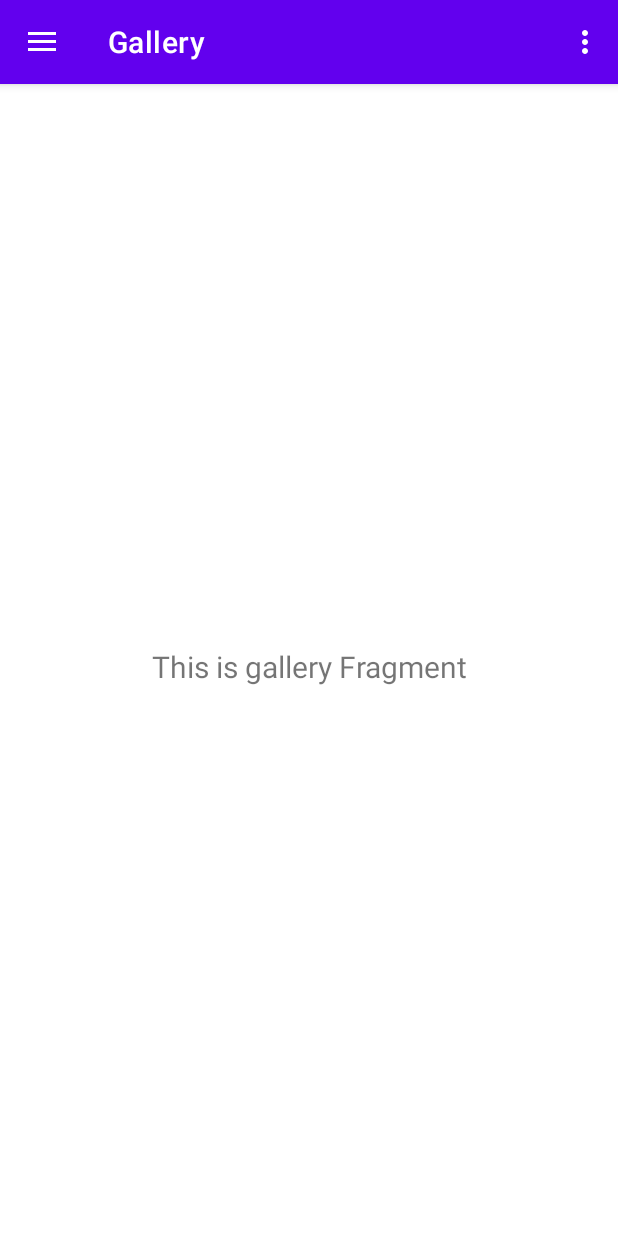
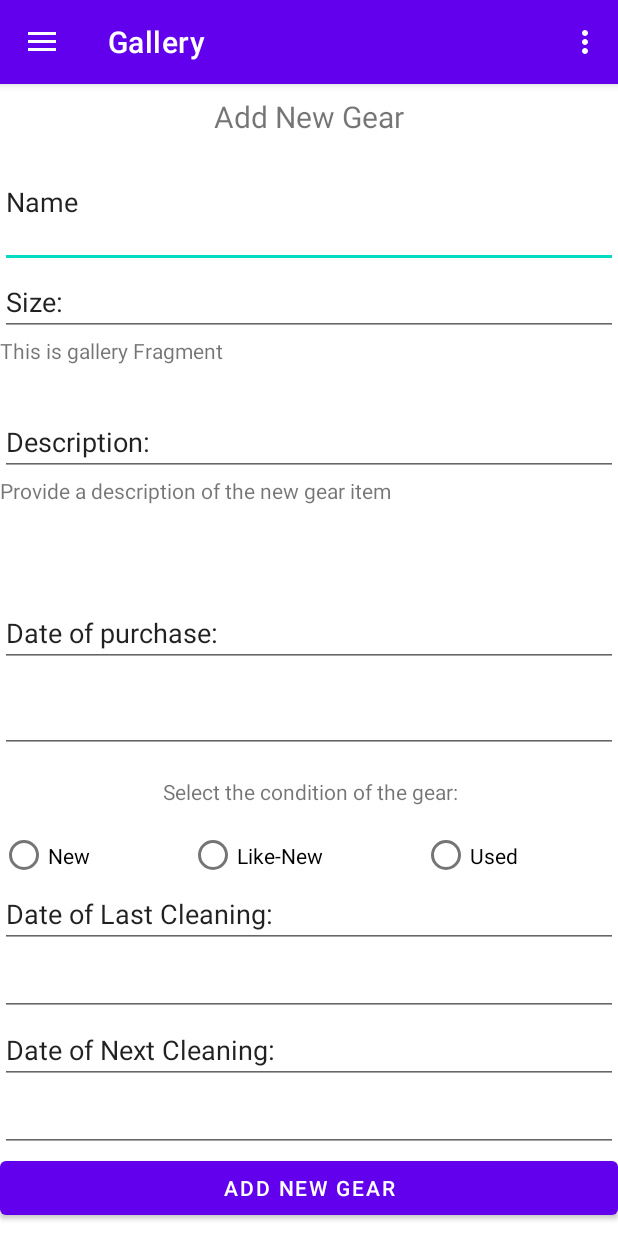
Before and after one commit to BenjaminMichaelis/SkiDayz, an Android app: the screen it shows after launch (MainActivity), in the side drawer, after a tap on "Gallery", on a phone screen of 412 x 824 dp. Run offline under Robolectric (Android 15) with nearby library versions, the phone set to English and light mode, and no system bars; our stand-ins replace navigation-ui.

Commit message:
Modifed gallary page to be add gear

```diff
--- a/app/src/main/java/com/example/skidayz/MainActivity.kt
+++ b/app/src/main/java/com/example/skidayz/MainActivity.kt
@@ -39,7 +39,7 @@ class MainActivity : AppCompatActivity() {
         // menu should be considered as top level destinations.
         appBarConfiguration = AppBarConfiguration(
             setOf(
-                R.id.nav_home, R.id.nav_gallery, R.id.nav_slideshow
+                R.id.nav_home, R.id.nav_gallery, R.id.nav_slideshow, R.id.nav_slideshow_1,
             ), drawerLayout
         )
         setupActionBarWithNavController(navController, appBarConfiguration)
--- a/app/src/main/java/com/example/skidayz/ui/gallery/GalleryFragment.kt
+++ b/app/src/main/java/com/example/skidayz/ui/gallery/GalleryFragment.kt
@@ -28,7 +28,7 @@ class GalleryFragment : Fragment() {
         _binding = FragmentGalleryBinding.inflate(inflater, container, false)
         val root: View = binding.root
 
-        val textView: TextView = binding.textGallery
+        val textView: TextView = binding.textView
         galleryViewModel.text.observe(viewLifecycleOwner) {
             textView.text = it
         }
--- a/app/src/main/java/com/example/skidayz/ui/gearprofile/GearProfileFragment.kt
+++ b/app/src/main/java/com/example/skidayz/ui/gearprofile/GearProfileFragment.kt
@@ -7,15 +7,15 @@ import android.view.ViewGroup
 import android.widget.TextView
 import androidx.fragment.app.Fragment
 import androidx.lifecycle.ViewModelProvider
-import com.example.skidayz.databinding.FragmentGearBinding
+//import com.example.skidayz.databinding.FragmentGearBinding
 
 class GearProfileFragment : Fragment() {
 
-    private var _binding: FragmentGearBinding? = null
+    //private var _binding: FragmentGearBinding? = null
 
     // This property is only valid between onCreateView and
     // onDestroyView.
-    private val binding get() = _binding!!
+    //private val binding get() = _binding!!
 
     override fun onCreateView(
         inflater: LayoutInflater,
@@ -25,18 +25,19 @@ class GearProfileFragment : Fragment() {
         val userProfileViewModel =
             ViewModelProvider(this).get(GearProfileViewModel::class.java)
 
-        _binding = FragmentGearBinding.inflate(inflater, container, false)
-        val root: View = binding.root
+        //_binding = FragmentGearBinding.inflate(inflater, container, false)
+        //val root: View = binding.root
 
-        val textView: TextView = binding.imageTitle
+        //val textView: TextView = binding.imageTitle
         userProfileViewModel.text.observe(viewLifecycleOwner) {
-            textView.text = it
+            //textView.text = it
         }
-        return root
+        //return root
+        return View(context)
     }
 
     override fun onDestroyView() {
         super.onDestroyView()
-        _binding = null
+        //_binding = null
     }
 }
--- a/app/src/main/res/layout/fragment_gallery.xml
+++ b/app/src/main/res/layout/fragment_gallery.xml
@@ -6,17 +6,160 @@
     android:layout_height="match_parent"
     tools:context=".ui.gallery.GalleryFragment">
 
+    <LinearLayout
+        android:layout_width="match_parent"
+        android:layout_height="match_parent"
+        android:orientation="vertical">
+
         <TextView
-        android:id="@+id/text_gallery"
+            android:id="@+id/imageTitle"
             android:layout_width="match_parent"
             android:layout_height="wrap_content"
+            android:layout_marginTop="8dp"
+            android:gravity="center"
+            android:text="Add New Gear"
+            android:textSize="20sp"
+            app:layout_constraintEnd_toEndOf="parent"
+            app:layout_constraintStart_toStartOf="parent"
+            app:layout_constraintTop_toTopOf="parent" />
+
+        <EditText
+            android:id="@+id/editTextText"
+            android:layout_width="match_parent"
+            android:layout_height="87dp"
+            android:ems="10"
+            android:inputType="text"
+            android:text="Name" />
+
+        <EditText
+            android:id="@+id/editTextText3"
+            android:layout_width="match_parent"
+            android:layout_height="wrap_content"
+            android:ems="10"
+            android:inputType="text"
+            android:text="Size:" />
+
+        <TextView
+            android:id="@+id/textView"
+            android:layout_width="match_parent"
+            android:layout_height="48dp" />
+
+        <EditText
+            android:id="@+id/editTextText6"
+            android:layout_width="match_parent"
+            android:layout_height="wrap_content"
+            android:ems="10"
+            android:inputType="text"
+            android:text="Description:" />
+
+        <TextView
+            android:id="@+id/textView2"
+            android:layout_width="match_parent"
+            android:layout_height="82dp"
+            android:text="Provide a description of the new gear item" />
+
+        <EditText
+            android:id="@+id/editTextText2"
+            android:layout_width="match_parent"
+            android:layout_height="wrap_content"
+            android:ems="10"
+            android:inputType="text"
+            android:text="Date of purchase:" />
+
+        <EditText
+            android:id="@+id/editTextDate2"
+            android:layout_width="match_parent"
+            android:layout_height="57dp"
+            android:ems="10"
+            android:inputType="date" />
+
+        <TextView
+            android:id="@+id/imageDescription"
+            android:layout_width="397dp"
+            android:layout_height="36dp"
             android:layout_marginStart="8dp"
             android:layout_marginTop="8dp"
             android:layout_marginEnd="8dp"
-        android:textAlignment="center"
-        android:textSize="20sp"
+            android:layout_marginBottom="8dp"
+            android:gravity="center"
+            android:text="Select the condition of the gear:"
+            app:layout_constraintBottom_toTopOf="@+id/button"
+            app:layout_constraintEnd_toEndOf="parent"
+            app:layout_constraintStart_toStartOf="parent"
+            app:layout_constraintTop_toBottomOf="@+id/imageCopyright" />
+
+
+
+        <RadioGroup
+            android:layout_width="match_parent"
+            android:layout_height="match_parent"
+            android:layout_weight="1"
+            android:orientation="horizontal"
+            >
+
+            <RadioButton
+                android:id="@+id/radioButton4"
+                android:layout_width="wrap_content"
+                android:layout_height="wrap_content"
+                android:layout_weight="1"
+                android:text="New" />
+
+            <RadioButton
+                android:id="@+id/radioButton5"
+                android:layout_width="wrap_content"
+                android:layout_height="wrap_content"
+                android:layout_weight="1"
+                android:text="Like-New" />
+
+            <RadioButton
+                android:id="@+id/radioButton3"
+                android:layout_width="wrap_content"
+                android:layout_height="wrap_content"
+                android:layout_weight="1"
+                android:text="Used" />
+        </RadioGroup>
+
+        <EditText
+            android:id="@+id/editTextText4"
+            android:layout_width="match_parent"
+            android:layout_height="wrap_content"
+            android:ems="10"
+            android:inputType="text"
+            android:text="Date of Last Cleaning:" />
+
+        <EditText
+            android:id="@+id/editTextDate"
+            android:layout_width="match_parent"
+            android:layout_height="wrap_content"
+            android:ems="10"
+            android:inputType="date" />
+
+        <EditText
+            android:id="@+id/editTextText5"
+            android:layout_width="match_parent"
+            android:layout_height="wrap_content"
+            android:ems="10"
+            android:inputType="text"
+            android:text="Date of Next Cleaning:" />
+
+        <EditText
+            android:id="@+id/editTextDate3"
+            android:layout_width="match_parent"
+            android:layout_height="wrap_content"
+            android:ems="10"
+            android:inputType="date" />
+
+        <Button
+            android:id="@+id/button"
+            android:layout_width="match_parent"
+            android:layout_height="wrap_content"
+            android:layout_marginBottom="8dp"
+            android:gravity="center"
+            android:onClick="fetchInfo"
+            android:text="Add New Gear"
             app:layout_constraintBottom_toBottomOf="parent"
             app:layout_constraintEnd_toEndOf="parent"
-        app:layout_constraintStart_toStartOf="parent"
-        app:layout_constraintTop_toTopOf="parent" />
+            app:layout_constraintStart_toStartOf="parent" />
+
+    </LinearLayout>
 </androidx.constraintlayout.widget.ConstraintLayout>
```
Lines whose indentation alone changed are shown as unchanged.
